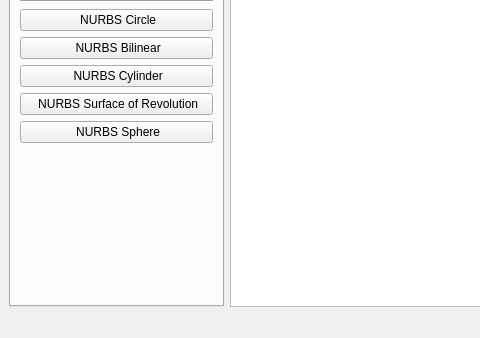
Above: 2019_8_13/src/ui/mainForm.ui from chen1180/FYP_BezierCuve before the change; both pictures show x 0 to 480 and y 246 to 584 of the 878 by 584 pixel window. Below: the same form after it.
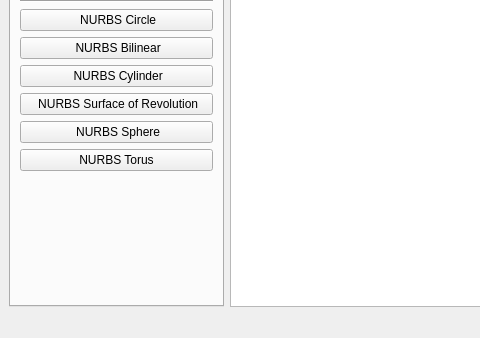
That is the form after the change. Icons and pictures are not drawn.

Diff of the .ui file:
```diff
--- a/2019_8_13/src/ui/mainForm.ui
+++ b/2019_8_13/src/ui/mainForm.ui
@@ -489,6 +489,13 @@
           </property>
          </widget>
         </item>
+        <item row="19" column="0" colspan="2">
+         <widget class="QPushButton" name="torusNURBS_Btn">
+          <property name="text">
+           <string>NURBS Torus</string>
+          </property>
+         </widget>
+        </item>
        </layout>
       </widget>
      </widget>
```
